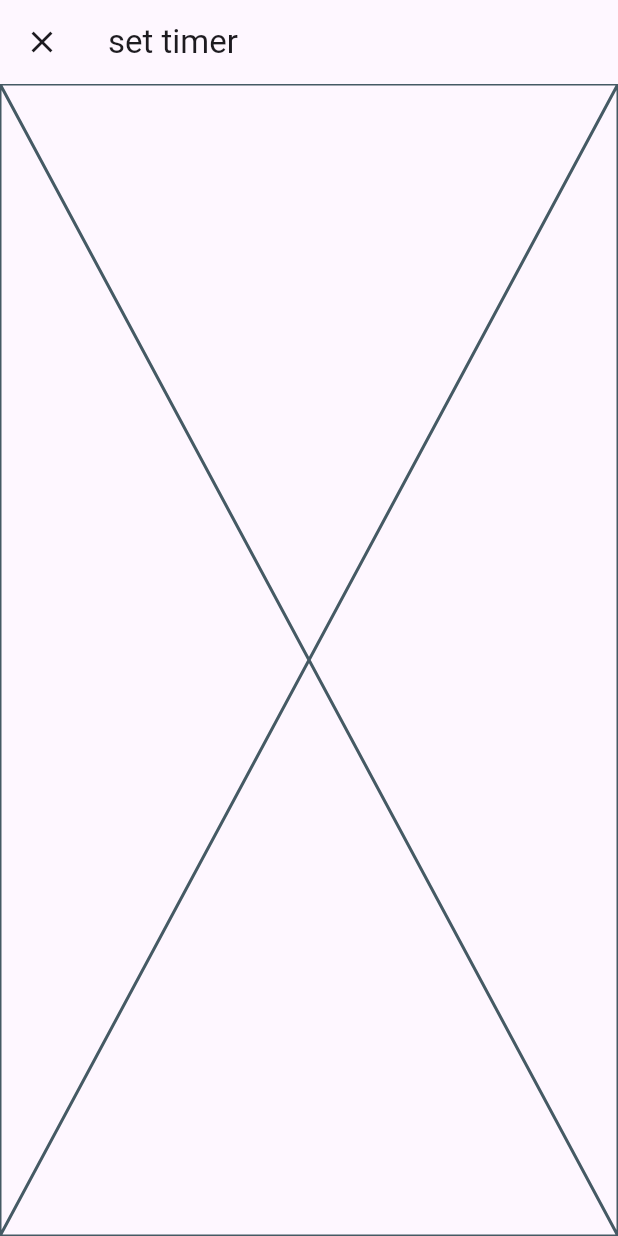
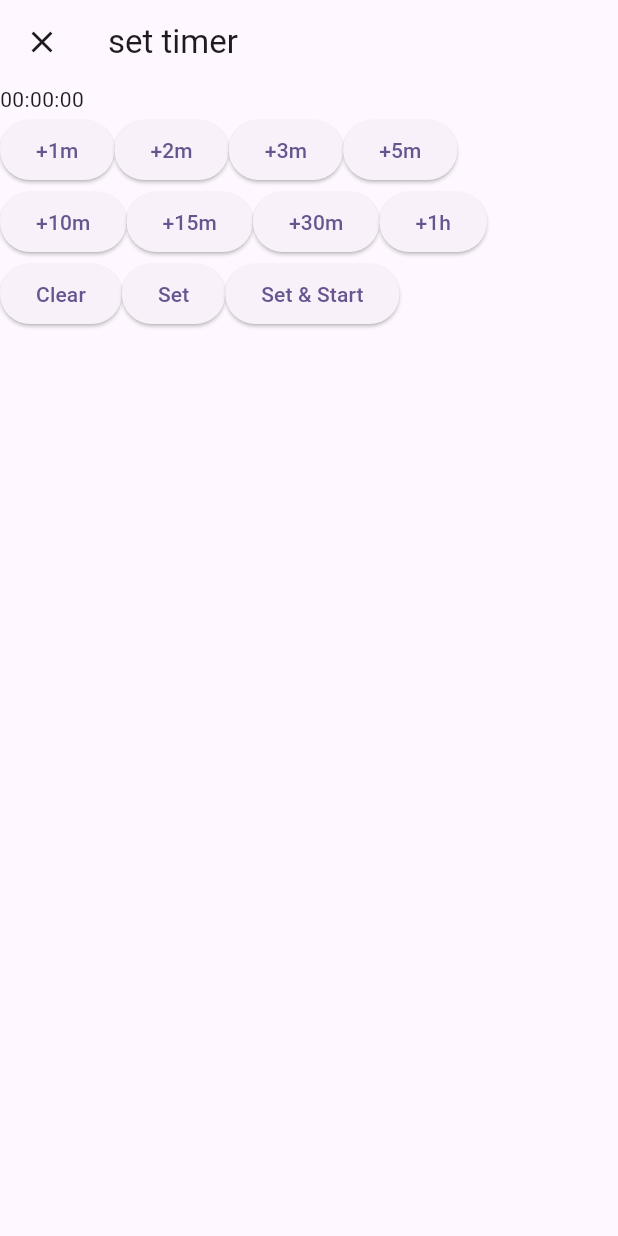
Before and after one commit to mendelbrot/trill, a Flutter app: the SingleTimer widget shown alone on an empty page, opened directly, after a tap on an icon or button, on a phone screen of 412 x 824 dp. Run offline on Flutter 3.47's test engine with Material 3 defaults, Android fonts, the phone set to English and light mode, and no system bars.

Commit message:
can set initial time

```diff
--- a/lib/single_timer.dart
+++ b/lib/single_timer.dart
@@ -65,9 +65,13 @@ class _SingleTimerState extends State<SingleTimer> {
     });
   }
 
-  void setTimer(int seconds) {
+  void setTimer(int seconds, [bool start = false]) {
     setState(() {
       _initialSeconds = seconds;
+      _seconds = seconds;
+      if (start) {
+        startTimer();
+      }
     });
   }
 
--- a/lib/time_entry.dart
+++ b/lib/time_entry.dart
@@ -1,4 +1,5 @@
 import 'package:flutter/material.dart';
+import 'package:trill/time_string.dart';
 
 class TimeEntry extends StatefulWidget {
   final Function onSubmit;
@@ -7,20 +8,21 @@ class TimeEntry extends StatefulWidget {
   const TimeEntry({
     Key? key,
     required this.onSubmit,
-    required this.initialSeconds,
-  }) : super(key: key);
+    required int initialSeconds,
+  }) : initialSeconds = initialSeconds,
+       super(key: key);
 
   @override
   State<TimeEntry> createState() => _TimeEntryState();
 }
 
 class _TimeEntryState extends State<TimeEntry> {
-  int initialSeconds = 0;
+  int _initialSeconds = 0;
 
   @override
   void initState() {
     super.initState();
-    initialSeconds = widget.initialSeconds;
+    _initialSeconds = widget.initialSeconds;
   }
 
   @override
@@ -37,7 +39,109 @@ class _TimeEntryState extends State<TimeEntry> {
           },
         ),
       ),
-      body: Placeholder(),
+      body: Column(
+        children: [
+          Row(children: [Text(secondsToTimeString(_initialSeconds))]),
+          Row(
+            children: [
+              ElevatedButton(
+                child: Text("+1m"),
+                onPressed: () {
+                  setState(() {
+                    _initialSeconds += 60;
+                  });
+                },
+              ),
+              ElevatedButton(
+                child: Text("+2m"),
+                onPressed: () {
+                  setState(() {
+                    _initialSeconds += 120;
+                  });
+                },
+              ),
+              ElevatedButton(
+                child: Text("+3m"),
+                onPressed: () {
+                  setState(() {
+                    _initialSeconds += 180;
+                  });
+                },
+              ),
+              ElevatedButton(
+                child: Text("+5m"),
+                onPressed: () {
+                  setState(() {
+                    _initialSeconds += 300;
+                  });
+                },
+              ),
+            ],
+          ),
+          Row(
+            children: [
+              ElevatedButton(
+                child: Text("+10m"),
+                onPressed: () {
+                  setState(() {
+                    _initialSeconds += 600;
+                  });
+                },
+              ),
+              ElevatedButton(
+                child: Text("+15m"),
+                onPressed: () {
+                  setState(() {
+                    _initialSeconds += 900;
+                  });
+                },
+              ),
+              ElevatedButton(
+                child: Text("+30m"),
+                onPressed: () {
+                  setState(() {
+                    _initialSeconds += 1800;
+                  });
+                },
+              ),
+              ElevatedButton(
+                child: Text("+1h"),
+                onPressed: () {
+                  setState(() {
+                    _initialSeconds += 3600;
+                  });
+                },
+              ),
+            ],
+          ),
+          Row(
+            children: [
+              ElevatedButton(
+                child: Text("Clear"),
+                onPressed: () {
+                  setState(() {
+                    _initialSeconds = 0;
+                  });
+                },
+              ),
+              ElevatedButton(
+                child: Text("Set"),
+                onPressed: () {
+                  Navigator.of(context).pop();
+                  widget.onSubmit(_initialSeconds);
+                },
+              ),
+              ElevatedButton(
+                child: Text("Set & Start"),
+                onPressed: () {
+                  Navigator.of(context).pop();
+                  widget.onSubmit(_initialSeconds, true);
+                },
+              ),
+            ],
+          ),
+        ],
+      ),
     );
   }
 }
--- a/lib/time_string.dart
+++ b/lib/time_string.dart
@@ -1,8 +1,9 @@
 String secondsToTimeString(int timeInSeconds) {
-  final duration = Duration(seconds: timeInSeconds);
+  final sign = timeInSeconds < 0 ? "-" : "";
+  final duration = Duration(seconds: timeInSeconds.abs());
   String twoDigits(int n) => n.toString().padLeft(2, '0');
   final hours = twoDigits(duration.inHours);
   final minutes = twoDigits(duration.inMinutes.remainder(60));
   final seconds = twoDigits(duration.inSeconds.remainder(60));
-  return "$hours:$minutes:$seconds";
+  return "$sign$hours:$minutes:$seconds";
 }
```
